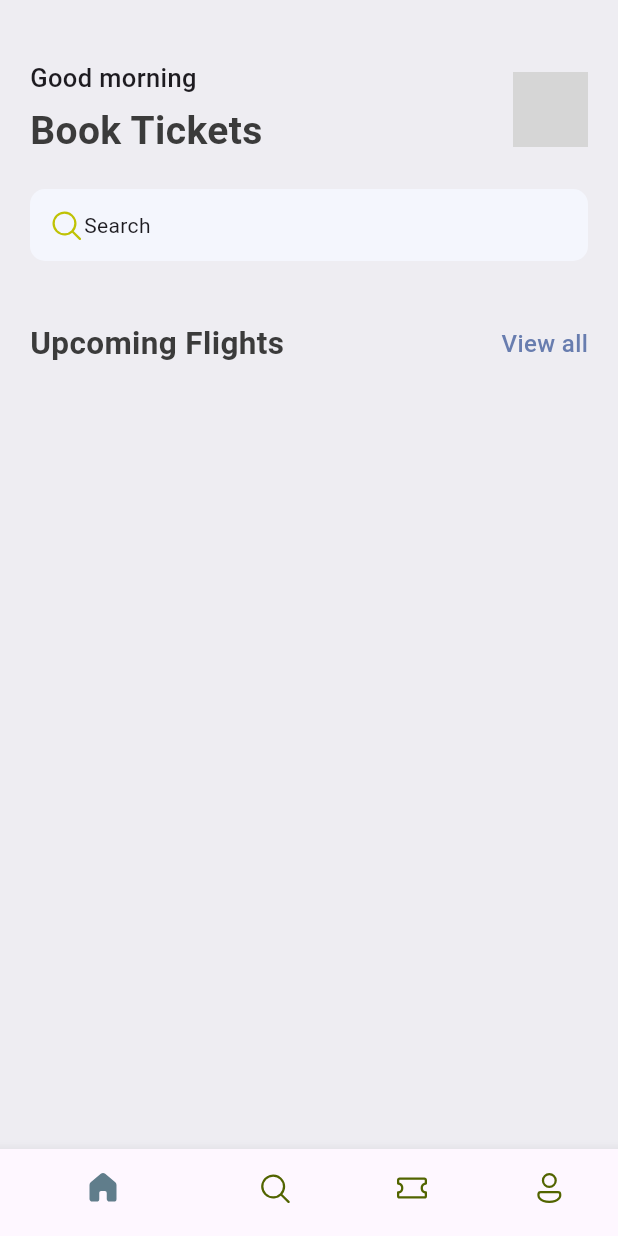
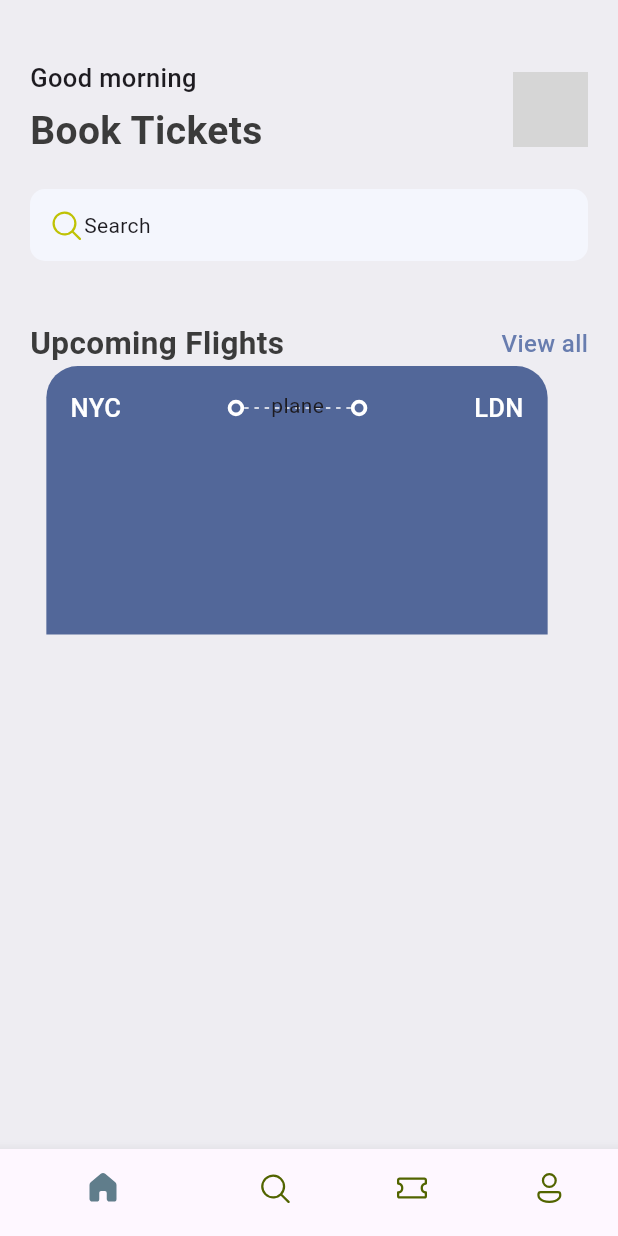
Before and after one commit to wynsumhi/Study-TicketApp, a Flutter app: the screen it shows after launch, on a phone screen of 412 x 824 dp. Run offline on Flutter 3.47's test engine with Material 3 defaults, Android fonts, the phone set to English and light mode, and no system bars; our stand-ins replace fluentui_icons; grey boxes are pictures that could not be loaded.

Commit message:
[STUDY] Stack 위젯을 사용한 dot 위치 조정

```diff
--- a/lib/base/res/styles/app_styles.dart
+++ b/lib/base/res/styles/app_styles.dart
@@ -6,6 +6,7 @@ class AppStyles {
   static Color primaryColor = primary;
   static Color bgColor = const Color(0xFFeeedf2);
   static Color textColor = const Color(0xFF3b3b3b);
+  static Color ticketColor = const Color(0xFF526799);
 
   static TextStyle textStyle =
       TextStyle(fontSize: 16, color: textColor, fontWeight: FontWeight.w500);
--- /dev/null
+++ b/lib/base/widgets/app_layoutbuilder_widget.dart
@@ -0,0 +1,30 @@
+import 'package:flutter/material.dart';
+
+class AppLayoutbuilderWidget extends StatelessWidget {
+  final int randomDivider;
+
+  const AppLayoutbuilderWidget({super.key, required this.randomDivider});
+
+  @override
+  Widget build(BuildContext context) {
+    return LayoutBuilder(
+      builder: (BuildContext context, BoxConstraints constraints) {
+        print("${constraints.constrainWidth() / randomDivider.floor()}");
+        return Flex(
+          mainAxisAlignment: MainAxisAlignment.spaceBetween,
+          direction: Axis.horizontal,
+          children: List.generate(
+            (constraints.constrainWidth() / randomDivider).floor(),
+            (index) => const SizedBox(
+              width: 3,
+              height: 1,
+              child: DecoratedBox(
+                decoration: BoxDecoration(color: Colors.white),
+              ),
+            ),
+          ),
+        );
+      },
+    );
+  }
+}
--- /dev/null
+++ b/lib/base/widgets/big_dot.dart
@@ -0,0 +1,15 @@
+import 'package:flutter/material.dart';
+
+class BigDot extends StatelessWidget {
+  const BigDot({super.key});
+
+  @override
+  Widget build(BuildContext context) {
+    return Container(
+      padding: EdgeInsets.all(3),
+      decoration: BoxDecoration(
+          border: Border.all(width: 2.5, color: Colors.white),
+          borderRadius: BorderRadius.circular(20)),
+    );
+  }
+}
--- a/lib/base/widgets/ticket_view.dart
+++ b/lib/base/widgets/ticket_view.dart
@@ -1,10 +1,62 @@
 import 'package:flutter/material.dart';
+import 'package:flutter/widgets.dart';
+import 'package:ticket_app/base/res/styles/app_styles.dart';
+import 'package:ticket_app/base/widgets/app_layoutbuilder_widget.dart';
+import 'package:ticket_app/base/widgets/big_dot.dart';
 
 class TicketView extends StatelessWidget {
   const TicketView({super.key});
 
   @override
   Widget build(BuildContext context) {
-    return const Placeholder();
+    final size = MediaQuery.of(context).size;
+    print(size.height);
+    return SizedBox(
+      width: size.width * 0.85,
+      height: 179,
+      child: Container(
+        margin: EdgeInsets.only(right: 16),
+        padding: EdgeInsets.all(16),
+        decoration: BoxDecoration(
+            color: AppStyles.ticketColor,
+            borderRadius: BorderRadius.only(
+                topLeft: Radius.circular(21), topRight: Radius.circular(21))),
+        child: Column(
+          children: [
+            Row(
+              mainAxisAlignment: MainAxisAlignment.spaceBetween,
+              children: [
+                Text("NYC",
+                    style:
+                        AppStyles.headLineStyle3.copyWith(color: Colors.white)),
+                Expanded(child: Container()),
+                const BigDot(),
+                Expanded(
+                  child: Stack(
+                    children: [
+                      SizedBox(
+                        height: 24,
+                        child: AppLayoutbuilderWidget(
+                          randomDivider: 6,
+                        ),
+                      ),
+                      Center(
+                        child: Text('plane'),
+                      )
+                    ],
+                  ),
+                ),
+                const BigDot(),
+                Expanded(child: Container()),
+                Text(
+                  "LDN",
+                  style: AppStyles.headLineStyle3.copyWith(color: Colors.white),
+                )
+              ],
+            )
+          ],
+        ),
+      ),
+    );
   }
 }
--- a/lib/screens/home_screen.dart
+++ b/lib/screens/home_screen.dart
@@ -3,6 +3,7 @@ import 'package:flutter/material.dart';
 import 'package:ticket_app/base/res/media.dart';
 import 'package:ticket_app/base/res/styles/app_styles.dart';
 import 'package:ticket_app/base/widgets/app_double_text.dart';
+import 'package:ticket_app/base/widgets/ticket_view.dart';
 
 class HomeScreen extends StatelessWidget {
   const HomeScreen({super.key});
@@ -86,7 +87,8 @@ class HomeScreen extends StatelessWidget {
                 const AppDoubleText(
                   bigText: 'Upcoming Flights',
                   smallText: 'View all',
-                )
+                ),
+                TicketView(),
               ],
             ),
           ),
```
